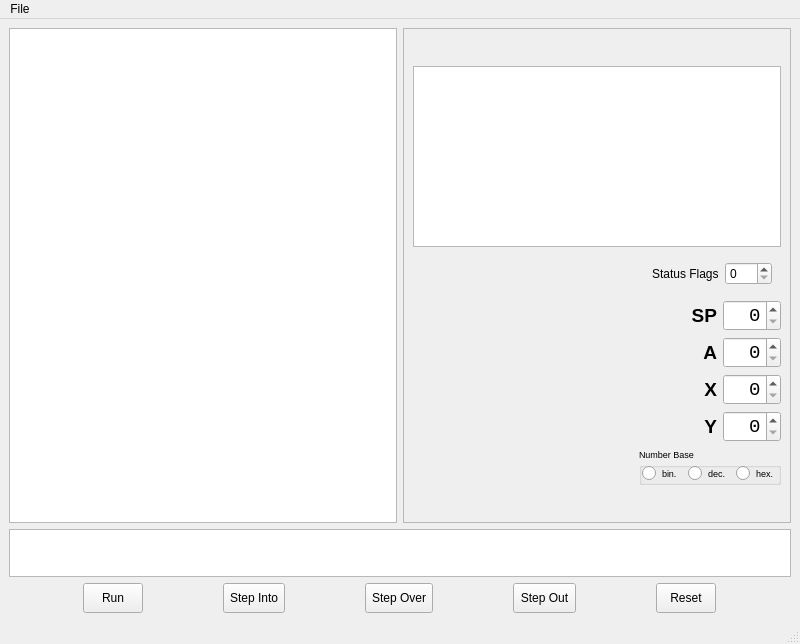
Old version of the form mainwindow.ui in the repository jnbarchan/6502assembler.
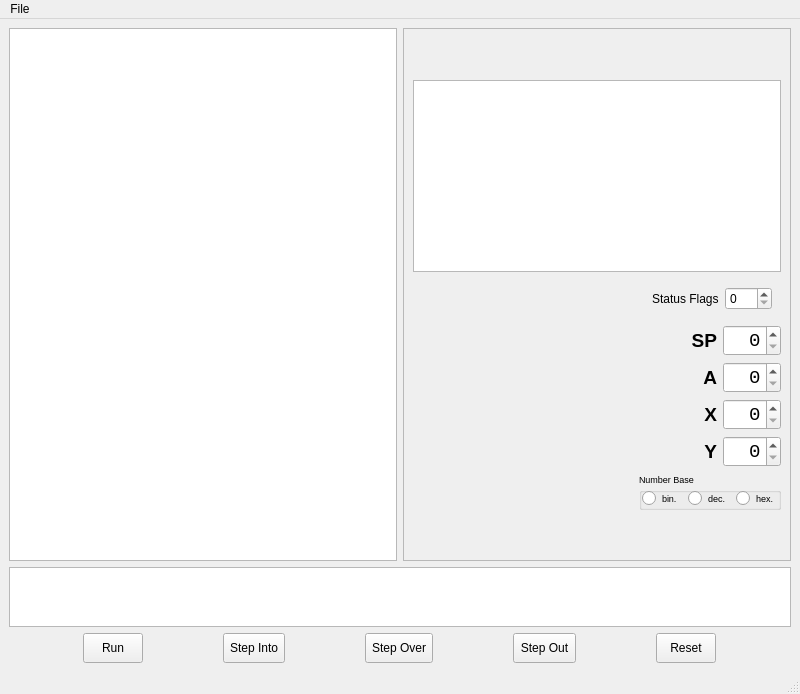
New version of the form. Icons and pictures are not drawn. Custom widgets are drawn as their Qt base class.

Diff of the .ui file:
```diff
--- a/mainwindow.ui
+++ b/mainwindow.ui
@@ -7,7 +7,7 @@
     <x>0</x>
     <y>0</y>
     <width>800</width>
-    <height>644</height>
+    <height>694</height>
    </rect>
   </property>
   <property name="windowTitle">
@@ -423,7 +423,7 @@
         <property name="maximumSize">
          <size>
           <width>16777215</width>
-          <height>48</height>
+          <height>60</height>
          </size>
         </property>
         <property name="font">
```
